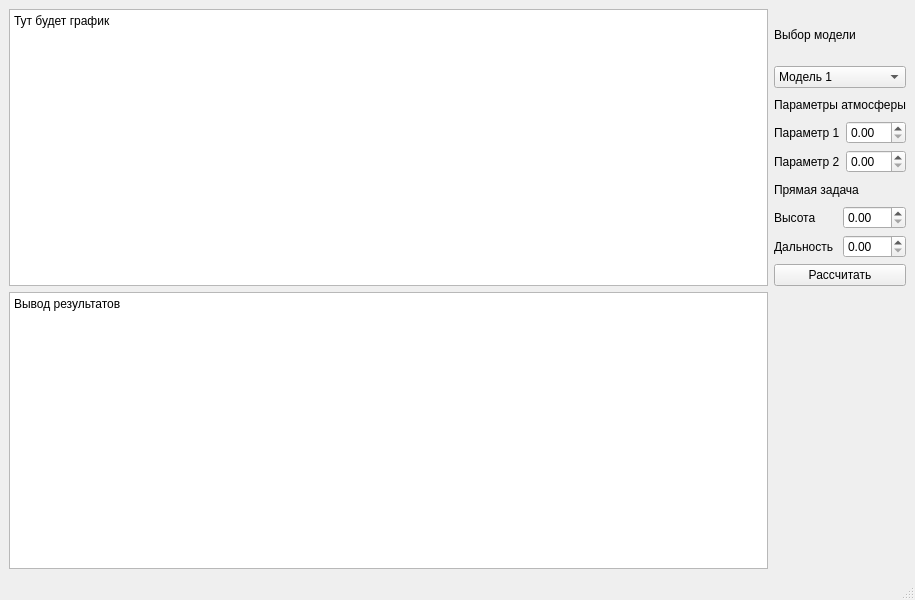
St0rm-Petrel/Troposphere-refraction-2026, file gui/mainwindow.ui: the form before one commit.
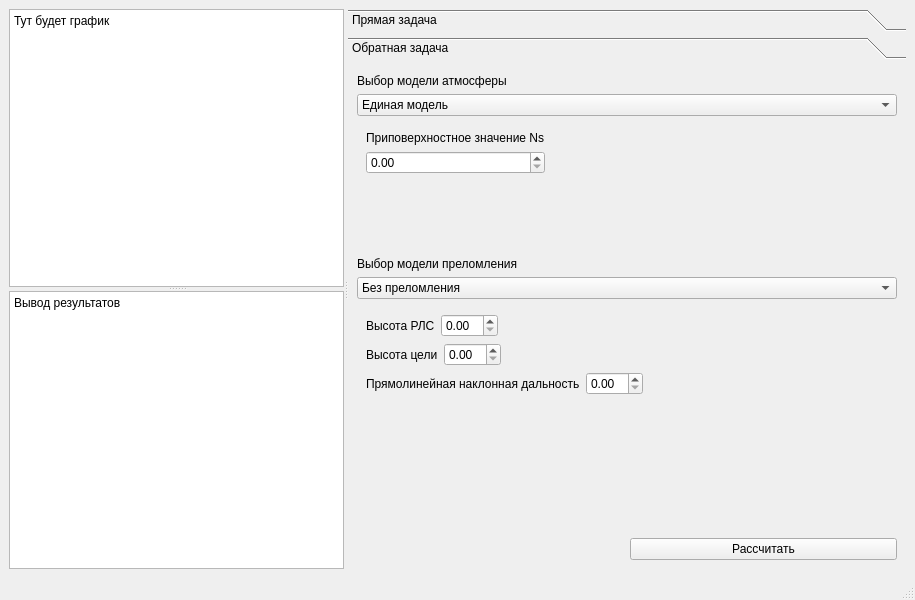
The form after the commit.

Commit message: add models and parameters

Diff of the .ui file:
```diff
--- a/gui/mainwindow.ui
+++ b/gui/mainwindow.ui
@@ -14,11 +14,31 @@
    <string>MainWindow</string>
   </property>
   <widget class="QWidget" name="centralwidget">
-   <layout class="QGridLayout" name="gridLayout">
+   <layout class="QGridLayout" name="gridLayout_5">
     <item row="0" column="0">
-     <widget class="QTextBrowser" name="textBrowser">
-      <property name="html">
-       <string>&lt;!DOCTYPE HTML PUBLIC &quot;-//W3C//DTD HTML 4.0//EN&quot; &quot;http://www.w3.org/TR/REC-html40/strict.dtd&quot;&gt;
+     <widget class="QSplitter" name="splitter_2">
+      <property name="orientation">
+       <enum>Qt::Horizontal</enum>
+      </property>
+      <widget class="QSplitter" name="splitter">
+       <property name="sizePolicy">
+        <sizepolicy hsizetype="Expanding" vsizetype="Expanding">
+         <horstretch>0</horstretch>
+         <verstretch>0</verstretch>
+        </sizepolicy>
+       </property>
+       <property name="orientation">
+        <enum>Qt::Vertical</enum>
+       </property>
+       <widget class="QTextBrowser" name="textBrowser">
+        <property name="sizePolicy">
+         <sizepolicy hsizetype="Expanding" vsizetype="Minimum">
+          <horstretch>0</horstretch>
+          <verstretch>0</verstretch>
+         </sizepolicy>
+        </property>
+        <property name="html">
+         <string>&lt;!DOCTYPE HTML PUBLIC &quot;-//W3C//DTD HTML 4.0//EN&quot; &quot;http://www.w3.org/TR/REC-html40/strict.dtd&quot;&gt;
 &lt;html&gt;&lt;head&gt;&lt;meta name=&quot;qrichtext&quot; content=&quot;1&quot; /&gt;&lt;meta charset=&quot;utf-8&quot; /&gt;&lt;style type=&quot;text/css&quot;&gt;
 p, li { white-space: pre-wrap; }
 hr { height: 1px; border-width: 0; }
@@ -27,127 +47,17 @@
 &lt;/style&gt;&lt;/head&gt;&lt;body style=&quot; font-family:'Sans Serif'; font-size:9pt; font-weight:400; font-style:normal;&quot;&gt;
 &lt;p style=&quot; margin-top:0px; margin-bottom:0px; margin-left:0px; margin-right:0px; -qt-block-indent:0; text-indent:0px;&quot;&gt;Тут будет график&lt;/p&gt;
 &lt;p style=&quot;-qt-paragraph-type:empty; margin-top:0px; margin-bottom:0px; margin-left:0px; margin-right:0px; -qt-block-indent:0; text-indent:0px;&quot;&gt;&lt;br /&gt;&lt;/p&gt;&lt;/body&gt;&lt;/html&gt;</string>
-      </property>
-     </widget>
-    </item>
-    <item row="0" column="1">
-     <layout class="QVBoxLayout" name="verticalLayout_4">
-      <item>
-       <layout class="QVBoxLayout" name="verticalLayout">
-        <item>
-         <widget class="QLabel" name="label">
-          <property name="text">
-           <string>Выбор модели</string>
-          </property>
-         </widget>
-        </item>
-        <item>
-         <widget class="QComboBox" name="comboBox">
-          <item>
-           <property name="text">
-            <string>Модель 1</string>
-           </property>
-          </item>
-          <item>
-           <property name="text">
-            <string>Модель 2</string>
-           </property>
-          </item>
-         </widget>
-        </item>
-       </layout>
-      </item>
-      <item>
-       <layout class="QVBoxLayout" name="verticalLayout_2">
-        <item>
-         <widget class="QLabel" name="label_2">
-          <property name="text">
-           <string>Параметры атмосферы</string>
-          </property>
-         </widget>
-        </item>
-        <item>
-         <layout class="QHBoxLayout" name="horizontalLayout">
-          <item>
-           <widget class="QLabel" name="label_5">
-            <property name="text">
-             <string>Параметр 1</string>
-            </property>
-           </widget>
-          </item>
-          <item>
-           <widget class="QDoubleSpinBox" name="doubleSpinBox_3"/>
-          </item>
-         </layout>
-        </item>
-        <item>
-         <layout class="QHBoxLayout" name="horizontalLayout_2">
-          <item>
-           <widget class="QLabel" name="label_6">
-            <property name="text">
-             <string>Параметр 2</string>
-            </property>
-           </widget>
-          </item>
-          <item>
-           <widget class="QDoubleSpinBox" name="doubleSpinBox_4"/>
-          </item>
-         </layout>
-        </item>
-       </layout>
-      </item>
-      <item>
-       <layout class="QVBoxLayout" name="verticalLayout_3">
-        <item>
-         <widget class="QLabel" name="label_7">
-          <property name="text">
-           <string>Прямая задача</string>
-          </property>
-         </widget>
-        </item>
-        <item>
-         <layout class="QHBoxLayout" name="horizontalLayout_3">
-          <item>
-           <widget class="QLabel" name="label_3">
-            <property name="text">
-             <string>Высота</string>
-            </property>
-           </widget>
-          </item>
-          <item>
-           <widget class="QDoubleSpinBox" name="doubleSpinBox"/>
-          </item>
-         </layout>
-        </item>
-        <item>
-         <layout class="QHBoxLayout" name="horizontalLayout_4">
-          <item>
-           <widget class="QLabel" name="label_4">
-            <property name="text">
-             <string>Дальность</string>
-            </property>
-           </widget>
-          </item>
-          <item>
-           <widget class="QDoubleSpinBox" name="doubleSpinBox_2"/>
-          </item>
-         </layout>
-        </item>
-       </layout>
-      </item>
-      <item>
-       <widget class="QPushButton" name="pushButton">
-        <property name="text">
-         <string>Рассчитать</string>
         </property>
        </widget>
-      </item>
-     </layout>
-    </item>
-    <item row="1" column="0">
-     <widget class="QTextBrowser" name="textBrowser_2">
-      <property name="html">
-       <string>&lt;!DOCTYPE HTML PUBLIC &quot;-//W3C//DTD HTML 4.0//EN&quot; &quot;http://www.w3.org/TR/REC-html40/strict.dtd&quot;&gt;
+       <widget class="QTextBrowser" name="textBrowser_2">
+        <property name="sizePolicy">
+         <sizepolicy hsizetype="Expanding" vsizetype="Maximum">
+          <horstretch>0</horstretch>
+          <verstretch>0</verstretch>
+         </sizepolicy>
+        </property>
+        <property name="html">
+         <string>&lt;!DOCTYPE HTML PUBLIC &quot;-//W3C//DTD HTML 4.0//EN&quot; &quot;http://www.w3.org/TR/REC-html40/strict.dtd&quot;&gt;
 &lt;html&gt;&lt;head&gt;&lt;meta name=&quot;qrichtext&quot; content=&quot;1&quot; /&gt;&lt;meta charset=&quot;utf-8&quot; /&gt;&lt;style type=&quot;text/css&quot;&gt;
 p, li { white-space: pre-wrap; }
 hr { height: 1px; border-width: 0; }
@@ -156,7 +66,682 @@
 &lt;/style&gt;&lt;/head&gt;&lt;body style=&quot; font-family:'Sans Serif'; font-size:9pt; font-weight:400; font-style:normal;&quot;&gt;
 &lt;p style=&quot; margin-top:0px; margin-bottom:0px; margin-left:0px; margin-right:0px; -qt-block-indent:0; text-indent:0px;&quot;&gt;Вывод результатов&lt;/p&gt;
 &lt;p style=&quot;-qt-paragraph-type:empty; margin-top:0px; margin-bottom:0px; margin-left:0px; margin-right:0px; -qt-block-indent:0; text-indent:0px;&quot;&gt;&lt;br /&gt;&lt;/p&gt;&lt;/body&gt;&lt;/html&gt;</string>
-      </property>
+        </property>
+       </widget>
+      </widget>
+      <widget class="QToolBox" name="toolBox">
+       <property name="currentIndex">
+        <number>1</number>
+       </property>
+       <widget class="QWidget" name="direct">
+        <property name="geometry">
+         <rect>
+          <x>0</x>
+          <y>0</y>
+          <width>534</width>
+          <height>485</height>
+         </rect>
+        </property>
+        <attribute name="label">
+         <string>Прямая задача</string>
+        </attribute>
+        <layout class="QGridLayout" name="gridLayout_3">
+         <item row="0" column="0">
+          <layout class="QGridLayout" name="gridLayout_2">
+           <item row="0" column="0" colspan="2">
+            <layout class="QVBoxLayout" name="verticalLayout">
+             <item>
+              <widget class="QLabel" name="label_8">
+               <property name="text">
+                <string>Выбор модели атмосферы</string>
+               </property>
+              </widget>
+             </item>
+             <item>
+              <widget class="QComboBox" name="dir_atm_combo">
+               <item>
+                <property name="text">
+                 <string>Единая модель</string>
+                </property>
+               </item>
+              </widget>
+             </item>
+            </layout>
+           </item>
+           <item row="1" column="0" colspan="2">
+            <widget class="QStackedWidget" name="stackedWidget">
+             <widget class="QWidget" name="page">
+              <layout class="QFormLayout" name="formLayout_2">
+               <item row="0" column="0">
+                <layout class="QVBoxLayout" name="verticalLayout_5">
+                 <item>
+                  <widget class="QLabel" name="label_3">
+                   <property name="text">
+                    <string>Приповерхностное значение Ns</string>
+                   </property>
+                  </widget>
+                 </item>
+                 <item>
+                  <widget class="QDoubleSpinBox" name="doubleSpinBox"/>
+                 </item>
+                </layout>
+               </item>
+              </layout>
+             </widget>
+             <widget class="QWidget" name="page_2"/>
+            </widget>
+           </item>
+           <item row="2" column="1">
+            <spacer name="verticalSpacer">
+             <property name="orientation">
+              <enum>Qt::Vertical</enum>
+             </property>
+             <property name="sizeHint" stdset="0">
+              <size>
+               <width>20</width>
+               <height>40</height>
+              </size>
+             </property>
+            </spacer>
+           </item>
+           <item row="3" column="0" colspan="2">
+            <layout class="QVBoxLayout" name="verticalLayout_2">
+             <item>
+              <widget class="QLabel" name="label">
+               <property name="text">
+                <string>Выбор модели преломления</string>
+               </property>
+              </widget>
+             </item>
+             <item>
+              <widget class="QComboBox" name="dir_refr_combo">
+               <item>
+                <property name="text">
+                 <string>Без преломления</string>
+                </property>
+               </item>
+               <item>
+                <property name="text">
+                 <string>Модель эффективного радиуса «4/3»</string>
+                </property>
+               </item>
+               <item>
+                <property name="text">
+                 <string>Модель среднего значения k</string>
+                </property>
+               </item>
+               <item>
+                <property name="text">
+                 <string>Модель среднего значения радиуса кривизны</string>
+                </property>
+               </item>
+              </widget>
+             </item>
+            </layout>
+           </item>
+           <item row="4" column="0" colspan="2">
+            <widget class="QStackedWidget" name="stackedWidget_2">
+             <property name="currentIndex">
+              <number>2</number>
+             </property>
+             <widget class="QWidget" name="page_5">
+              <layout class="QFormLayout" name="formLayout_3">
+               <item row="0" column="0">
+                <layout class="QHBoxLayout" name="horizontalLayout">
+                 <item>
+                  <widget class="QLabel" name="label_4">
+                   <property name="text">
+                    <string>Высота РЛС</string>
+                   </property>
+                  </widget>
+                 </item>
+                 <item>
+                  <widget class="QDoubleSpinBox" name="doubleSpinBox_2"/>
+                 </item>
+                </layout>
+               </item>
+               <item row="1" column="0">
+                <layout class="QHBoxLayout" name="horizontalLayout_2">
+                 <item>
+                  <widget class="QLabel" name="label_5">
+                   <property name="text">
+                    <string>Высота цели</string>
+                   </property>
+                  </widget>
+                 </item>
+                 <item>
+                  <widget class="QDoubleSpinBox" name="doubleSpinBox_3"/>
+                 </item>
+                </layout>
+               </item>
+               <item row="2" column="0">
+                <layout class="QHBoxLayout" name="horizontalLayout_3">
+                 <item>
+                  <widget class="QLabel" name="label_6">
+                   <property name="text">
+                    <string>Прямолинейная наклонная дальность</string>
+                   </property>
+                  </widget>
+                 </item>
+                 <item>
+                  <widget class="QDoubleSpinBox" name="doubleSpinBox_4"/>
+                 </item>
+                </layout>
+               </item>
+              </layout>
+             </widget>
+             <widget class="QWidget" name="page_6">
+              <layout class="QFormLayout" name="formLayout_4">
+               <item row="0" column="0">
+                <layout class="QHBoxLayout" name="horizontalLayout_6">
+                 <item>
+                  <widget class="QLabel" name="label_10">
+                   <property name="text">
+                    <string>Высота РЛС</string>
+                   </property>
+                  </widget>
+                 </item>
+                 <item>
+                  <widget class="QDoubleSpinBox" name="doubleSpinBox_7"/>
+                 </item>
+                </layout>
+               </item>
+               <item row="1" column="0">
+                <layout class="QHBoxLayout" name="horizontalLayout_5">
+                 <item>
+                  <widget class="QLabel" name="label_9">
+                   <property name="text">
+                    <string>Высота цели</string>
+                   </property>
+                  </widget>
+                 </item>
+                 <item>
+                  <widget class="QDoubleSpinBox" name="doubleSpinBox_6"/>
+                 </item>
+                </layout>
+               </item>
+               <item row="2" column="0">
+                <layout class="QHBoxLayout" name="horizontalLayout_4">
+                 <item>
+                  <widget class="QLabel" name="label_7">
+                   <property name="text">
+                    <string>Прямолинейная наклонная дальность</string>
+                   </property>
+                  </widget>
+                 </item>
+                 <item>
+                  <widget class="QDoubleSpinBox" name="doubleSpinBox_5"/>
+                 </item>
+                </layout>
+               </item>
+              </layout>
+             </widget>
+             <widget class="QWidget" name="page_7">
+              <layout class="QFormLayout" name="formLayout_5">
+               <item row="0" column="0">
+                <layout class="QHBoxLayout" name="horizontalLayout_9">
+                 <item>
+                  <widget class="QLabel" name="label_13">
+                   <property name="text">
+                    <string>Высота РЛС</string>
+                   </property>
+                  </widget>
+                 </item>
+                 <item>
+                  <widget class="QDoubleSpinBox" name="dir_hs"/>
+                 </item>
+                </layout>
+               </item>
+               <item row="1" column="0">
+                <layout class="QHBoxLayout" name="horizontalLayout_8">
+                 <item>
+                  <widget class="QLabel" name="label_12">
+                   <property name="text">
+                    <string>Высота цели</string>
+                   </property>
+                  </widget>
+                 </item>
+                 <item>
+                  <widget class="QDoubleSpinBox" name="dir_ha"/>
+                 </item>
+                </layout>
+               </item>
+               <item row="2" column="0">
+                <layout class="QHBoxLayout" name="horizontalLayout_7">
+                 <item>
+                  <widget class="QLabel" name="label_11">
+                   <property name="text">
+                    <string>Прямолинейная наклонная дальность</string>
+                   </property>
+                  </widget>
+                 </item>
+                 <item>
+                  <widget class="QDoubleSpinBox" name="dir_r"/>
+                 </item>
+                </layout>
+               </item>
+              </layout>
+             </widget>
+             <widget class="QWidget" name="page_8">
+              <layout class="QFormLayout" name="formLayout">
+               <item row="0" column="0">
+                <layout class="QHBoxLayout" name="horizontalLayout_15">
+                 <item>
+                  <widget class="QLabel" name="label_19">
+                   <property name="text">
+                    <string>Высота РЛС</string>
+                   </property>
+                  </widget>
+                 </item>
+                 <item>
+                  <widget class="QDoubleSpinBox" name="doubleSpinBox_16"/>
+                 </item>
+                </layout>
+               </item>
+               <item row="1" column="0">
+                <layout class="QHBoxLayout" name="horizontalLayout_14">
+                 <item>
+                  <widget class="QLabel" name="label_18">
+                   <property name="text">
+                    <string>Высота цели</string>
+                   </property>
+                  </widget>
+                 </item>
+                 <item>
+                  <widget class="QDoubleSpinBox" name="doubleSpinBox_15"/>
+                 </item>
+                </layout>
+               </item>
+               <item row="2" column="0">
+                <layout class="QHBoxLayout" name="horizontalLayout_13">
+                 <item>
+                  <widget class="QLabel" name="label_17">
+                   <property name="text">
+                    <string>Прямолинейная наклонная дальность</string>
+                   </property>
+                  </widget>
+                 </item>
+                 <item>
+                  <widget class="QDoubleSpinBox" name="doubleSpinBox_14"/>
+                 </item>
+                </layout>
+               </item>
+              </layout>
+             </widget>
+            </widget>
+           </item>
+           <item row="5" column="0">
+            <spacer name="verticalSpacer_3">
+             <property name="orientation">
+              <enum>Qt::Vertical</enum>
+             </property>
+             <property name="sizeHint" stdset="0">
+              <size>
+               <width>20</width>
+               <height>108</height>
+              </size>
+             </property>
+            </spacer>
+           </item>
+           <item row="6" column="0" colspan="2">
+            <spacer name="horizontalSpacer">
+             <property name="orientation">
+              <enum>Qt::Horizontal</enum>
+             </property>
+             <property name="sizeHint" stdset="0">
+              <size>
+               <width>408</width>
+               <height>20</height>
+              </size>
+             </property>
+            </spacer>
+           </item>
+           <item row="7" column="1">
+            <widget class="QPushButton" name="direct_count_button">
+             <property name="text">
+              <string>Рассчитать</string>
+             </property>
+            </widget>
+           </item>
+          </layout>
+         </item>
+        </layout>
+       </widget>
+       <widget class="QWidget" name="page_4">
+        <property name="geometry">
+         <rect>
+          <x>0</x>
+          <y>0</y>
+          <width>534</width>
+          <height>485</height>
+         </rect>
+        </property>
+        <attribute name="label">
+         <string>Обратная задача</string>
+        </attribute>
+        <layout class="QGridLayout" name="gridLayout">
+         <item row="0" column="0">
+          <layout class="QGridLayout" name="gridLayout_4">
+           <item row="0" column="0" colspan="2">
+            <layout class="QVBoxLayout" name="verticalLayout_3">
+             <item>
+              <widget class="QLabel" name="label_20">
+               <property name="text">
+                <string>Выбор модели атмосферы</string>
+               </property>
+              </widget>
+             </item>
+             <item>
+              <widget class="QComboBox" name="rev_atm_combo">
+               <item>
+                <property name="text">
+                 <string>Единая модель</string>
+                </property>
+               </item>
+              </widget>
+             </item>
+            </layout>
+           </item>
+           <item row="1" column="0" colspan="2">
+            <widget class="QStackedWidget" name="stackedWidget_3">
+             <widget class="QWidget" name="page_9">
+              <layout class="QFormLayout" name="formLayout_6">
+               <item row="0" column="0">
+                <layout class="QVBoxLayout" name="verticalLayout_6">
+                 <item>
+                  <widget class="QLabel" name="label_21">
+                   <property name="text">
+                    <string>Приповерхностное значение Ns</string>
+                   </property>
+                  </widget>
+                 </item>
+                 <item>
+                  <widget class="QDoubleSpinBox" name="rev_ns"/>
+                 </item>
+                </layout>
+               </item>
+              </layout>
+             </widget>
+             <widget class="QWidget" name="page_10"/>
+            </widget>
+           </item>
+           <item row="2" column="1">
+            <spacer name="verticalSpacer_2">
+             <property name="orientation">
+              <enum>Qt::Vertical</enum>
+             </property>
+             <property name="sizeHint" stdset="0">
+              <size>
+               <width>20</width>
+               <height>40</height>
+              </size>
+             </property>
+            </spacer>
+           </item>
+           <item row="3" column="0" colspan="2">
+            <layout class="QVBoxLayout" name="verticalLayout_4">
+             <item>
+              <widget class="QLabel" name="label_2">
+               <property name="text">
+                <string>Выбор модели преломления</string>
+               </property>
+              </widget>
+             </item>
+             <item>
+              <widget class="QComboBox" name="rev_ref_combo">
+               <item>
+                <property name="text">
+                 <string>Без преломления</string>
+                </property>
+               </item>
+               <item>
+                <property name="text">
+                 <string>Модель эффективного радиуса «4/3»</string>
+                </property>
+               </item>
+               <item>
+                <property name="text">
+                 <string>Модель среднего значения k</string>
+                </property>
+               </item>
+               <item>
+                <property name="text">
+                 <string>Модель среднего значения радиуса кривизны</string>
+                </property>
+               </item>
+              </widget>
+             </item>
+            </layout>
+           </item>
+           <item row="4" column="0" colspan="2">
+            <widget class="QStackedWidget" name="stackedWidget_4">
+             <property name="currentIndex">
+              <number>2</number>
+             </property>
+             <widget class="QWidget" name="page_11">
+              <layout class="QFormLayout" name="formLayout_7">
+               <item row="0" column="0">
+                <layout class="QHBoxLayout" name="horizontalLayout_16">
+                 <item>
+                  <widget class="QLabel" name="label_22">
+                   <property name="text">
+                    <string>Высота РЛС</string>
+                   </property>
+                  </widget>
+                 </item>
+                 <item>
+                  <widget class="QDoubleSpinBox" name="doubleSpinBox_18"/>
+                 </item>
+                </layout>
+               </item>
+               <item row="1" column="0">
+                <layout class="QHBoxLayout" name="horizontalLayout_17">
+                 <item>
+                  <widget class="QLabel" name="label_23">
+                   <property name="text">
+                    <string>Высота цели</string>
+                   </property>
+                  </widget>
+                 </item>
+                 <item>
+                  <widget class="QDoubleSpinBox" name="doubleSpinBox_19"/>
+                 </item>
+                </layout>
+               </item>
+               <item row="2" column="0">
+                <layout class="QHBoxLayout" name="horizontalLayout_18">
+                 <item>
+                  <widget class="QLabel" name="label_24">
+                   <property name="text">
+                    <string>Прямолинейная наклонная дальность</string>
+                   </property>
+                  </widget>
+                 </item>
+                 <item>
+                  <widget class="QDoubleSpinBox" name="doubleSpinBox_20"/>
+                 </item>
+                </layout>
+               </item>
+              </layout>
+             </widget>
+             <widget class="QWidget" name="page_12">
+              <layout class="QFormLayout" name="formLayout_8">
+               <item row="0" column="0">
+                <layout class="QHBoxLayout" name="horizontalLayout_19">
+                 <item>
+                  <widget class="QLabel" name="label_25">
+                   <property name="text">
+                    <string>Высота РЛС</string>
+                   </property>
+                  </widget>
+                 </item>
+                 <item>
+                  <widget class="QDoubleSpinBox" name="doubleSpinBox_21"/>
+                 </item>
+                </layout>
+               </item>
+               <item row="1" column="0">
+                <layout class="QHBoxLayout" name="horizontalLayout_20">
+                 <item>
+                  <widget class="QLabel" name="label_26">
+                   <property name="text">
+                    <string>Высота цели</string>
+                   </property>
+                  </widget>
+                 </item>
+                 <item>
+                  <widget class="QDoubleSpinBox" name="doubleSpinBox_22"/>
+                 </item>
+                </layout>
+               </item>
+               <item row="2" column="0">
+                <layout class="QHBoxLayout" name="horizontalLayout_21">
+                 <item>
+                  <widget class="QLabel" name="label_27">
+                   <property name="text">
+                    <string>Прямолинейная наклонная дальность</string>
+                   </property>
+                  </widget>
+                 </item>
+                 <item>
+                  <widget class="QDoubleSpinBox" name="doubleSpinBox_23"/>
+                 </item>
+                </layout>
+               </item>
+              </layout>
+             </widget>
+             <widget class="QWidget" name="page_13">
+              <layout class="QFormLayout" name="formLayout_9">
+               <item row="0" column="0">
+                <layout class="QHBoxLayout" name="horizontalLayout_22">
+                 <item>
+                  <widget class="QLabel" name="label_28">
+                   <property name="text">
+                    <string>Высота РЛС</string>
+                   </property>
+                  </widget>
+                 </item>
+                 <item>
+                  <widget class="QDoubleSpinBox" name="rev_hs"/>
+                 </item>
+                </layout>
+               </item>
+               <item row="1" column="0">
+                <layout class="QHBoxLayout" name="horizontalLayout_23">
+                 <item>
+                  <widget class="QLabel" name="label_29">
+                   <property name="text">
+                    <string>Высота цели</string>
+                   </property>
+                  </widget>
+                 </item>
+                 <item>
+                  <widget class="QDoubleSpinBox" name="rev_ha"/>
+                 </item>
+                </layout>
+               </item>
+               <item row="2" column="0">
+                <layout class="QHBoxLayout" name="horizontalLayout_24">
+                 <item>
+                  <widget class="QLabel" name="label_30">
+                   <property name="text">
+                    <string>Прямолинейная наклонная дальность</string>
+                   </property>
+                  </widget>
+                 </item>
+                 <item>
+                  <widget class="QDoubleSpinBox" name="rev_r"/>
+                 </item>
+                </layout>
+               </item>
+              </layout>
+             </widget>
+             <widget class="QWidget" name="page_14">
+              <layout class="QFormLayout" name="formLayout_10">
+               <item row="0" column="0">
+                <layout class="QHBoxLayout" name="horizontalLayout_25">
+                 <item>
+                  <widget class="QLabel" name="label_31">
+                   <property name="text">
+                    <string>Высота РЛС</string>
+                   </property>
+                  </widget>
+                 </item>
+                 <item>
+                  <widget class="QDoubleSpinBox" name="doubleSpinBox_27"/>
+                 </item>
+                </layout>
+               </item>
+               <item row="1" column="0">
+                <layout class="QHBoxLayout" name="horizontalLayout_26">
+                 <item>
+                  <widget class="QLabel" name="label_32">
+                   <property name="text">
+                    <string>Высота цели</string>
+                   </property>
+                  </widget>
+                 </item>
+                 <item>
+                  <widget class="QDoubleSpinBox" name="doubleSpinBox_28"/>
+                 </item>
+                </layout>
+               </item>
+               <item row="2" column="0">
+                <layout class="QHBoxLayout" name="horizontalLayout_27">
+                 <item>
+                  <widget class="QLabel" name="label_33">
+                   <property name="text">
+                    <string>Прямолинейная наклонная дальность</string>
+                   </property>
+                  </widget>
+                 </item>
+                 <item>
+                  <widget class="QDoubleSpinBox" name="doubleSpinBox_29"/>
+                 </item>
+                </layout>
+               </item>
+              </layout>
+             </widget>
+            </widget>
+           </item>
+           <item row="5" column="0">
+            <spacer name="verticalSpacer_4">
+             <property name="orientation">
+              <enum>Qt::Vertical</enum>
+             </property>
+             <property name="sizeHint" stdset="0">
+              <size>
+               <width>20</width>
+               <height>108</height>
+              </size>
+             </property>
+            </spacer>
+           </item>
+           <item row="6" column="0" colspan="2">
+            <spacer name="horizontalSpacer_2">
+             <property name="orientation">
+              <enum>Qt::Horizontal</enum>
+             </property>
+             <property name="sizeHint" stdset="0">
+              <size>
+               <width>408</width>
+               <height>20</height>
+              </size>
+             </property>
+            </spacer>
+           </item>
+           <item row="7" column="1">
+            <widget class="QPushButton" name="reverse_count_button">
+             <property name="text">
+              <string>Рассчитать</string>
+             </property>
+            </widget>
+           </item>
+          </layout>
+         </item>
+        </layout>
+       </widget>
+      </widget>
      </widget>
     </item>
    </layout>
```
